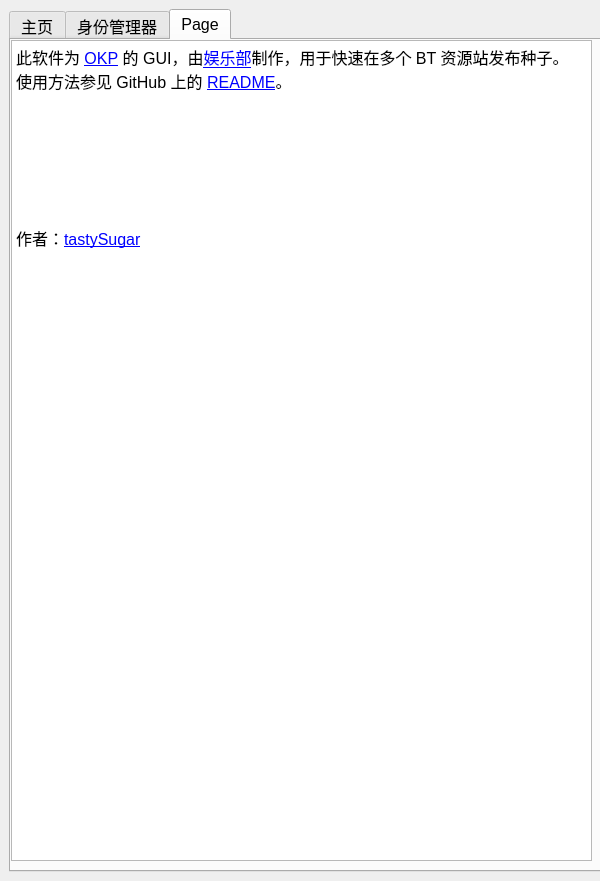
First picture: the form in OKP.ui, repository AmusementClub/OKPGUI, before the edit.
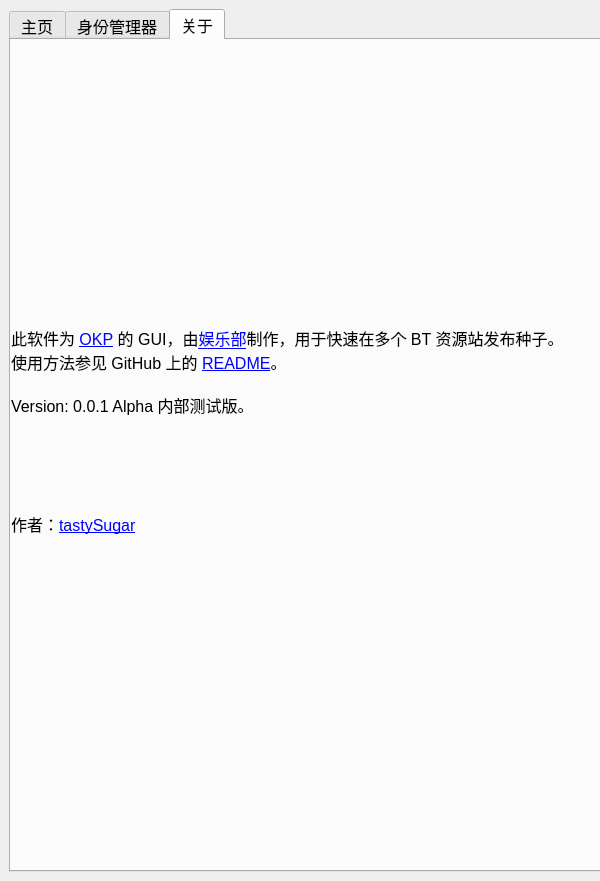
Second picture: the form after the edit. The open tabs and pages were chosen to show the change.

What changed in the file:
```diff
--- a/OKP.ui
+++ b/OKP.ui
@@ -833,7 +833,7 @@
       </widget>
       <widget class="QWidget" name="tab_2">
        <attribute name="title">
-        <string>Page</string>
+        <string>关于</string>
        </attribute>
        <widget class="QWidget" name="verticalLayoutWidget">
         <property name="geometry">
@@ -846,8 +846,8 @@
         </property>
         <layout class="QVBoxLayout" name="verticalLayout">
          <item>
-          <widget class="QTextBrowser" name="textBrowser">
-           <property name="html">
+          <widget class="QLabel" name="label_11">
+           <property name="text">
             <string>&lt;!DOCTYPE HTML PUBLIC &quot;-//W3C//DTD HTML 4.0//EN&quot; &quot;http://www.w3.org/TR/REC-html40/strict.dtd&quot;&gt;
 &lt;html&gt;&lt;head&gt;&lt;meta name=&quot;qrichtext&quot; content=&quot;1&quot; /&gt;&lt;style type=&quot;text/css&quot;&gt;
 p, li { white-space: pre-wrap; }
@@ -855,7 +855,7 @@
 &lt;p style=&quot; margin-top:0px; margin-bottom:0px; margin-left:0px; margin-right:0px; -qt-block-indent:0; text-indent:0px;&quot;&gt;此软件为 &lt;a href=&quot;https://github.com/AmusementClub/OKP&quot;&gt;&lt;span style=&quot; text-decoration: underline; color:#0000ff;&quot;&gt;OKP&lt;/span&gt;&lt;/a&gt; 的 GUI，由&lt;a href=&quot;https://github.com/AmusementClub&quot;&gt;&lt;span style=&quot; text-decoration: underline; color:#0000ff;&quot;&gt;娱乐部&lt;/span&gt;&lt;/a&gt;制作，用于快速在多个 BT 资源站发布种子。&lt;/p&gt;
 &lt;p style=&quot; margin-top:0px; margin-bottom:0px; margin-left:0px; margin-right:0px; -qt-block-indent:0; text-indent:0px;&quot;&gt;使用方法参见 GitHub 上的 &lt;a href=&quot;https://github.com/AmusementClub/OKPGUI&quot;&gt;&lt;span style=&quot; text-decoration: underline; color:#0000ff;&quot;&gt;README&lt;/span&gt;&lt;/a&gt;。&lt;/p&gt;
 &lt;p style=&quot;-qt-paragraph-type:empty; margin-top:0px; margin-bottom:0px; margin-left:0px; margin-right:0px; -qt-block-indent:0; text-indent:0px;&quot;&gt;&lt;br /&gt;&lt;/p&gt;
-&lt;p style=&quot;-qt-paragraph-type:empty; margin-top:0px; margin-bottom:0px; margin-left:0px; margin-right:0px; -qt-block-indent:0; text-indent:0px;&quot;&gt;&lt;br /&gt;&lt;/p&gt;
+&lt;p style=&quot; margin-top:0px; margin-bottom:0px; margin-left:0px; margin-right:0px; -qt-block-indent:0; text-indent:0px;&quot;&gt;Version: 0.0.1 Alpha 内部测试版。&lt;/p&gt;
 &lt;p style=&quot;-qt-paragraph-type:empty; margin-top:0px; margin-bottom:0px; margin-left:0px; margin-right:0px; -qt-block-indent:0; text-indent:0px;&quot;&gt;&lt;br /&gt;&lt;/p&gt;
 &lt;p style=&quot;-qt-paragraph-type:empty; margin-top:0px; margin-bottom:0px; margin-left:0px; margin-right:0px; -qt-block-indent:0; text-indent:0px;&quot;&gt;&lt;br /&gt;&lt;/p&gt;
 &lt;p style=&quot;-qt-paragraph-type:empty; margin-top:0px; margin-bottom:0px; margin-left:0px; margin-right:0px; -qt-block-indent:0; text-indent:0px;&quot;&gt;&lt;br /&gt;&lt;/p&gt;
@@ -865,6 +865,15 @@
 &lt;p style=&quot;-qt-paragraph-type:empty; margin-top:0px; margin-bottom:0px; margin-left:0px; margin-right:0px; -qt-block-indent:0; text-indent:0px;&quot;&gt;&lt;br /&gt;&lt;/p&gt;
 &lt;p style=&quot;-qt-paragraph-type:empty; margin-top:0px; margin-bottom:0px; margin-left:0px; margin-right:0px; -qt-block-indent:0; text-indent:0px;&quot;&gt;&lt;br /&gt;&lt;/p&gt;&lt;/body&gt;&lt;/html&gt;</string>
            </property>
+           <property name="textFormat">
+            <enum>Qt::RichText</enum>
+           </property>
+           <property name="openExternalLinks">
+            <bool>true</bool>
+           </property>
+           <property name="textInteractionFlags">
+            <set>Qt::TextBrowserInteraction</set>
+           </property>
           </widget>
          </item>
         </layout>
```
